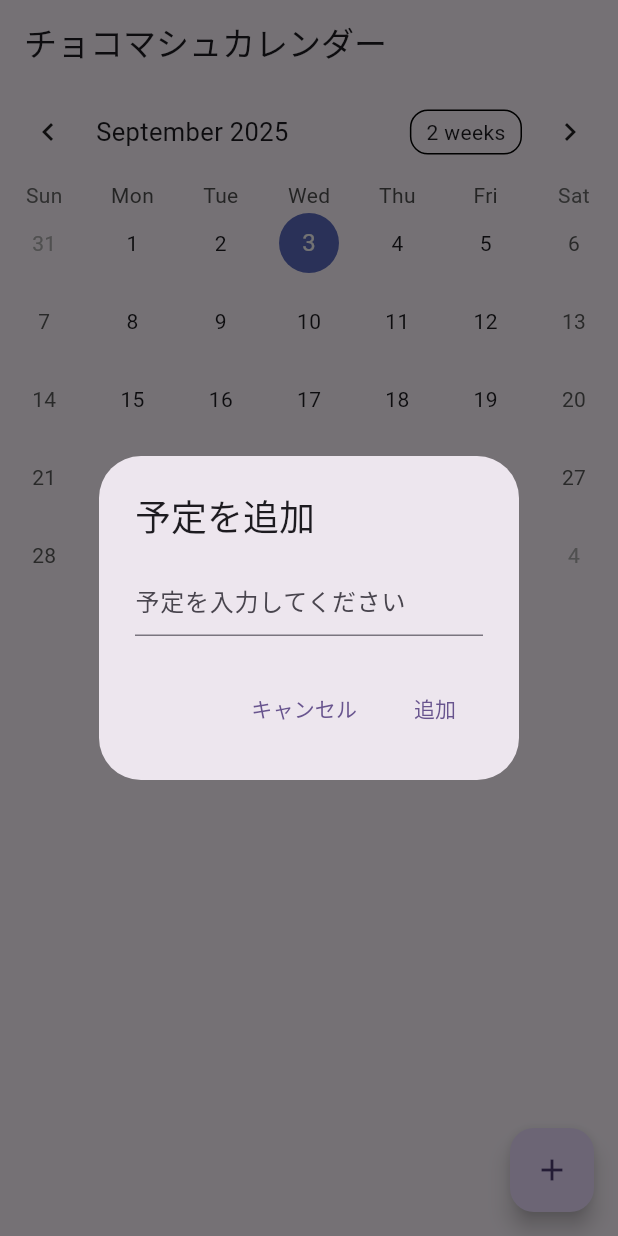
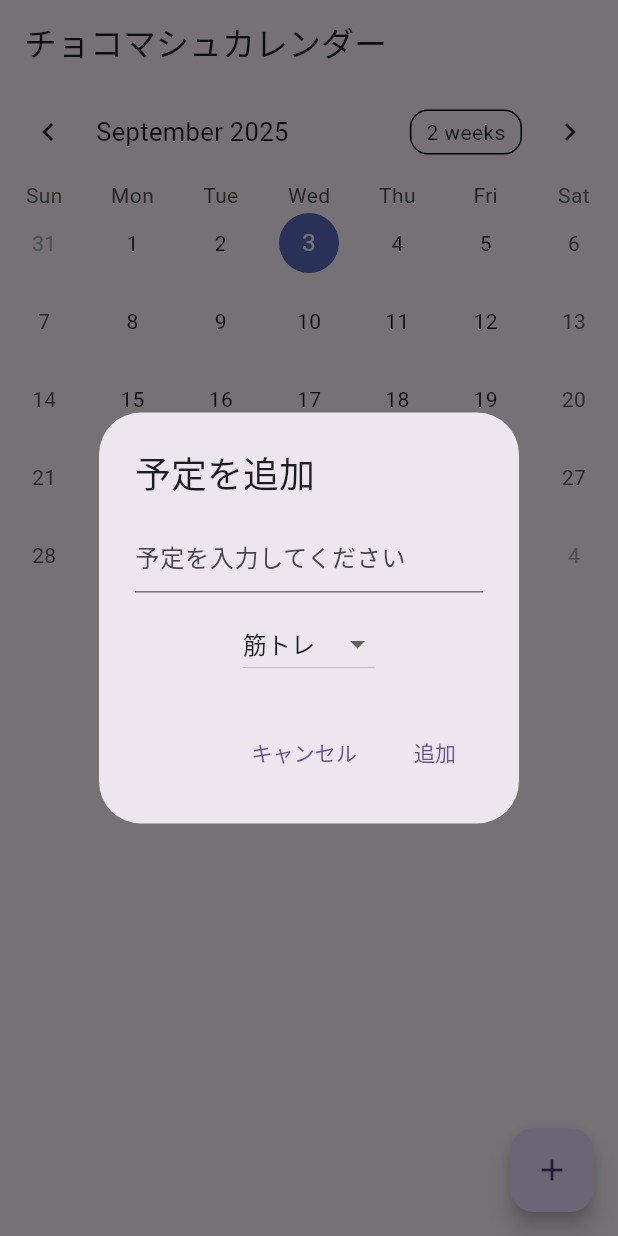
Before and after one commit to youyounkmt-web/self_improvement_app, a Flutter app: the screen it shows after launch, after a tap on "START", after a tap on the "add" icon, on a phone screen of 412 x 824 dp. Run offline on Flutter 3.47's test engine with Material 3 defaults, Android fonts, the light colour scheme and no system bars; drawn by our look-alikes of table_calendar; our stand-ins replace shared_preferences.

Commit message:
カテゴリー追加

```diff
--- a/lib/main.dart
+++ b/lib/main.dart
@@ -1,8 +1,7 @@
 import 'package:flutter/material.dart';
-// ignore: depend_on_referenced_packages
 import 'package:table_calendar/table_calendar.dart';
-import 'package:shared_preferences/shared_preferences.dart'; // Add this import
-import 'dart:convert'; // Add this import for JSON encoding/decoding
+import 'package:shared_preferences/shared_preferences.dart';
+import 'dart:convert';
 
 void main() {
   runApp(const MyApp());
@@ -14,8 +13,7 @@ class MyApp extends StatelessWidget {
   @override
   Widget build(BuildContext context) {
     return MaterialApp(
-      title: '自分磨き（仮）HARIBO Chamallows Soft kiss仕様', //takeが編集したよb
-
+      title: '自分磨き（仮）HARIBO Chamallows Soft kiss仕様',
       theme: ThemeData(
         colorScheme: ColorScheme.fromSeed(seedColor: Colors.deepPurple),
       ),
@@ -31,7 +29,7 @@ class StartPage extends StatelessWidget {
   @override
   Widget build(BuildContext context) {
     return Scaffold(
-      backgroundColor: Colors.deepPurple.shade100, // 背景色
+      backgroundColor: Colors.deepPurple.shade100,
       body: Center(
         child: Column(
           mainAxisAlignment: MainAxisAlignment.center,
@@ -53,10 +51,8 @@ class StartPage extends StatelessWidget {
             const SizedBox(height: 40),
             ElevatedButton(
               style: ElevatedButton.styleFrom(
-                padding: const EdgeInsets.symmetric(
-                  horizontal: 40,
-                  vertical: 16,
-                ),
+                padding:
+                    const EdgeInsets.symmetric(horizontal: 40, vertical: 16),
                 shape: RoundedRectangleBorder(
                   borderRadius: BorderRadius.circular(30),
                 ),
@@ -92,79 +88,85 @@ class _CalendarPageState extends State<CalendarPage> {
   DateTime _selectedDay = DateTime.now();
   DateTime _focusedDay = DateTime.now();
 
-  // 日付ごとの予定を保存する Map
-  final Map<DateTime, List<String>> _events = {};
+  final List<String> _categories = ['筋トレ', '服を買う', '顔トレ', 'その他'];
+
+  // Map<DateTime, List<Map<String,String>>> でイベント管理
+  final Map<DateTime, List<Map<String, String>>> _events = {};
 
   @override
   void initState() {
     super.initState();
-    _loadEvents(); // Load events when the widget initializes
+    _loadEvents();
   }
 
-  // A helper function to create a simplified key for DateTime objects
-  String _dateToString(DateTime date) {
-    return '${date.year}-${date.month}-${date.day}';
-  }
+  String _dateToString(DateTime date) =>
+      '${date.year}-${date.month}-${date.day}';
 
-  // A helper function to parse the string key back to a DateTime object
   DateTime _stringToDate(String dateString) {
     final parts = dateString.split('-');
     return DateTime(
-      int.parse(parts[0]),
-      int.parse(parts[1]),
-      int.parse(parts[2]),
-    );
+        int.parse(parts[0]), int.parse(parts[1]), int.parse(parts[2]));
   }
 
-  // Function to load events from shared_preferences
+  // ------------------ データ読み込み ------------------
   Future<void> _loadEvents() async {
     final prefs = await SharedPreferences.getInstance();
     final String? eventsJson = prefs.getString('events');
     if (eventsJson != null) {
-      final Map<String, dynamic> decodedData = json.decode(eventsJson);
+      final decodedData = json.decode(eventsJson);
+      _events.clear();
+
       decodedData.forEach((key, value) {
-        _events[_stringToDate(key)] = List<String>.from(value);
+        final date = _stringToDate(key);
+
+        if (value is List) {
+          if (value.isNotEmpty && value.first is String) {
+            // 以前の形式(List<String>) -> Map<String,String> に変換
+            _events[date] = (value as List)
+                .map((e) => {'name': e as String, 'category': 'その他'})
+                .toList();
+          } else if (value.isNotEmpty && value.first is Map) {
+            // 新しい形式
+            _events[date] = List<Map<String, String>>.from(
+                (value as List).map((e) => Map<String, String>.from(e)));
+          } else {
+            _events[date] = [];
+          }
+        } else {
+          _events[date] = [];
+        }
       });
+
       setState(() {});
     }
   }
 
-  // Function to save events to shared_preferences
+  // ------------------ データ保存 ------------------
   Future<void> _saveEvents() async {
     final prefs = await SharedPreferences.getInstance();
-    // Convert DateTime keys to String keys for JSON serialization
-    final Map<String, dynamic> serializableMap = _events.map(
-      (key, value) => MapEntry(_dateToString(key), value),
-    );
+    final Map<String, dynamic> serializableMap =
+        _events.map((key, value) => MapEntry(_dateToString(key), value));
     await prefs.setString('events', json.encode(serializableMap));
   }
 
-  List<String> _getEventsForDay(DateTime day) {
+  List<Map<String, String>> _getEventsForDay(DateTime day) {
     return _events[DateTime(day.year, day.month, day.day)] ?? [];
   }
 
-  void _addEvent(String event) {
-    final date = DateTime(
-      _selectedDay.year,
-      _selectedDay.month,
-      _selectedDay.day,
-    );
-    if (_events[date] == null) {
-      _events[date] = [];
-    }
-    _events[date]!.add(event);
-    _saveEvents(); // Save events after adding
+  void _addEvent(String name, String category) {
+    final date =
+        DateTime(_selectedDay.year, _selectedDay.month, _selectedDay.day);
+    if (_events[date] == null) _events[date] = [];
+    _events[date]!.add({'name': name, 'category': category});
+    _saveEvents();
     setState(() {});
   }
 
-  void _removeEvent(String event) {
-    final date = DateTime(
-      _selectedDay.year,
-      _selectedDay.month,
-      _selectedDay.day,
-    );
+  void _removeEvent(Map<String, String> event) {
+    final date =
+        DateTime(_selectedDay.year, _selectedDay.month, _selectedDay.day);
     _events[date]?.remove(event);
-    _saveEvents(); // Save events after removing
+    _saveEvents();
     setState(() {});
   }
 
@@ -178,37 +180,32 @@ class _CalendarPageState extends State<CalendarPage> {
             firstDay: DateTime.utc(2020, 1, 1),
             lastDay: DateTime.utc(2030, 12, 31),
             focusedDay: _focusedDay,
-            selectedDayPredicate: (day) {
-              return isSameDay(_selectedDay, day);
-            },
+            selectedDayPredicate: (day) => isSameDay(_selectedDay, day),
             onDaySelected: (selectedDay, focusedDay) {
               setState(() {
                 _selectedDay = selectedDay;
                 _focusedDay = focusedDay;
               });
             },
-            eventLoader: _getEventsForDay,
+            eventLoader: (day) => _getEventsForDay(day),
           ),
           const SizedBox(height: 8),
           Expanded(
             child: ListView(
-              children: _getEventsForDay(_selectedDay)
-                  .map(
-                    (event) => Dismissible(
-                      key: Key(event),
+              children: _getEventsForDay(_selectedDay).map((event) {
+                final displayText = '${event['name']} [${event['category']}]';
+                return Dismissible(
+                  key: Key(displayText),
                   background: Container(
                     color: Colors.red,
                     alignment: Alignment.centerRight,
                     padding: const EdgeInsets.symmetric(horizontal: 20),
                     child: const Icon(Icons.delete, color: Colors.white),
                   ),
-                      onDismissed: (direction) {
-                        _removeEvent(event);
-                      },
-                      child: ListTile(title: Text(event)),
-                    ),
-                  )
-                  .toList(),
+                  onDismissed: (direction) => _removeEvent(event),
+                  child: ListTile(title: Text(displayText)),
+                );
+              }).toList(),
             ),
           ),
         ],
@@ -216,35 +213,58 @@ class _CalendarPageState extends State<CalendarPage> {
       floatingActionButton: FloatingActionButton(
         child: const Icon(Icons.add),
         onPressed: () {
+          String inputText = '';
+          String selectedCategory = _categories[0];
+
           showDialog(
             context: context,
             builder: (context) {
-              String inputText = '';
-              return AlertDialog(
+              return StatefulBuilder(
+                builder: (context, setStateDialog) => AlertDialog(
                   title: const Text('予定を追加'),
-                content: TextField(
+                  content: Column(
+                    mainAxisSize: MainAxisSize.min,
+                    children: [
+                      TextField(
+                        onChanged: (value) => inputText = value,
+                        decoration:
+                            const InputDecoration(hintText: '予定を入力してください'),
+                      ),
+                      const SizedBox(height: 10),
+                      DropdownButton<String>(
+                        value: selectedCategory,
                         onChanged: (value) {
-                    inputText = value;
+                          if (value != null) {
+                            setStateDialog(() {
+                              selectedCategory = value;
+                            });
+                          }
                         },
-                  decoration: const InputDecoration(hintText: '予定を入力してください'),
+                        items: _categories
+                            .map((category) => DropdownMenuItem(
+                                  value: category,
+                                  child: Text(category),
+                                ))
+                            .toList(),
+                      ),
+                    ],
                   ),
                   actions: [
                     TextButton(
-                    onPressed: () {
-                      Navigator.pop(context);
-                    },
+                      onPressed: () => Navigator.pop(context),
                       child: const Text('キャンセル'),
                     ),
                     TextButton(
                       onPressed: () {
                         if (inputText.isNotEmpty) {
-                        _addEvent(inputText);
+                          _addEvent(inputText, selectedCategory);
                         }
                         Navigator.pop(context);
                       },
                       child: const Text('追加'),
                     ),
                   ],
+                ),
               );
             },
           );
```
Lines whose indentation alone changed are shown as unchanged.
